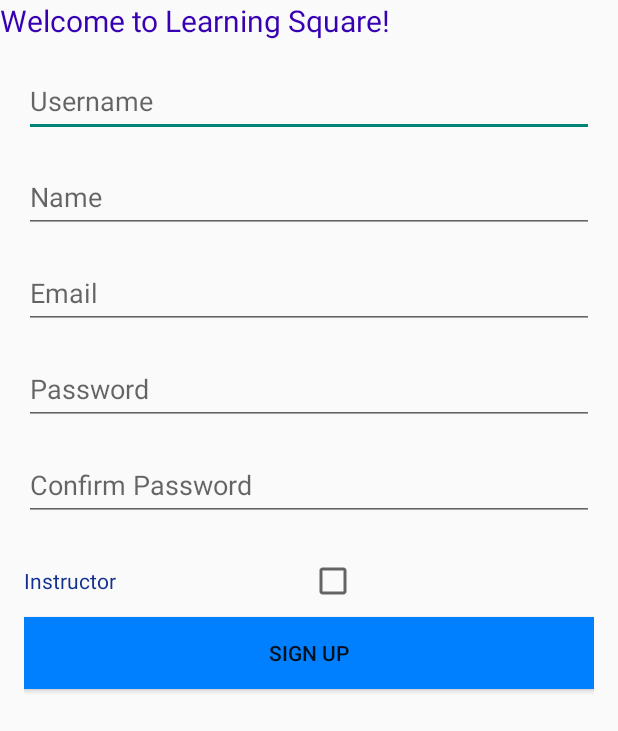
After one commit to Mkaldalons/LearningSquare, an Android app: the fragment SignupFragment placed in its activity, on a phone screen of 412 x 824 dp. The commit adds this screen. Shown: the top 731 px of the screen. Run offline under Robolectric (Android 15) with nearby library versions, the phone set to English and light mode, and no system bars.

Commit message:
Setup UI for user registration

```diff
--- a/app/src/main/java/hbv601g/learningsquare/ui/LoginFragment.kt
+++ b/app/src/main/java/hbv601g/learningsquare/ui/LoginFragment.kt
@@ -27,6 +27,7 @@ class LoginFragment : Fragment(R.layout.fragment_login) {
         val inputPassword = view.findViewById<EditText>(R.id.inputPassword)
         val loginButton = view.findViewById<Button>(R.id.loginButton)
         val errorTextView = view.findViewById<TextView>(R.id.errorTextView)
+        val signupButton = view.findViewById<Button>(R.id.signupButton)
 
         Log.d("LoginFragment", "onCreateViewExecuted")
 
@@ -66,6 +67,15 @@ class LoginFragment : Fragment(R.layout.fragment_login) {
                 errorTextView.text = "Please enter username and password"
             }
         }
+        signupButton.setOnClickListener {
+            Log.d("LoginFragment", "Signup button clicked")
+            lifecycleScope.launch {
+                parentFragmentManager.beginTransaction()
+                    .replace(R.id.fragment_container_view, SignupFragment())
+                    .addToBackStack(null)
+                    .commit()
+            }
+        }
 
     }
 }
--- /dev/null
+++ b/app/src/main/java/hbv601g/learningsquare/ui/SignupFragment.kt
@@ -0,0 +1,30 @@
+package hbv601g.learningsquare.ui
+
+import android.os.Bundle
+import android.view.View
+import android.widget.Button
+import android.widget.CheckBox
+import android.widget.EditText
+import androidx.fragment.app.Fragment
+import hbv601g.learningsquare.R
+
+class SignupFragment : Fragment(R.layout.fragment_signup_layout) {
+    override fun onViewCreated(
+        view: View,
+        savedInstanceState: Bundle?
+    ) {
+        super.onViewCreated(view, savedInstanceState)
+
+        val inputUsername = view.findViewById<EditText>(R.id.userNameInput)
+        val nameInput = view.findViewById<EditText>(R.id.nameInput)
+        val emailInput = view.findViewById<EditText>(R.id.emailInput)
+        val passwordInput = view.findViewById<EditText>(R.id.passwordInput)
+        val confirmPasswordInput = view.findViewById<EditText>(R.id.confirmPasswordInput)
+        val isInstructorCheckBox = view.findViewById<CheckBox>(R.id.isInstructorCheckbox)
+        val confirmSignupButton = view.findViewById<Button>(R.id.confirmSignupButton)
+
+        confirmSignupButton.setOnClickListener{
+            val isInstructor = isInstructorCheckBox.isChecked
+        }
+    }
+}
--- a/app/src/main/res/layout/fragment_home.xml
+++ /dev/null
@@ -1,6 +0,0 @@
-<?xml version="1.0" encoding="utf-8"?>
-<androidx.constraintlayout.widget.ConstraintLayout xmlns:android="http://schemas.android.com/apk/res/android"
-    android:layout_width="match_parent"
-    android:layout_height="match_parent">
-
-</androidx.constraintlayout.widget.ConstraintLayout>
--- a/app/src/main/res/layout/fragment_login.xml
+++ b/app/src/main/res/layout/fragment_login.xml
@@ -17,6 +17,7 @@
             android:hint="@string/username"
             android:inputType="text"
             android:layout_marginBottom="16dp"
+            android:minHeight="48dp"
             android:autofillHints="username"/>
 
         <EditText
@@ -26,6 +27,7 @@
             android:hint="@string/password"
             android:inputType="textPassword"
             android:layout_marginBottom="16dp"
+            android:minHeight="48dp"
             android:autofillHints="password"/>
 
         <Button
@@ -46,6 +48,15 @@
             android:textColor="#963535"
             android:padding="8dp" />
 
+        <Button
+            android:id="@+id/signupButton"
+            android:layout_width="wrap_content"
+            android:layout_height="wrap_content"
+            android:focusable="true"
+            android:text="@string/signup_button"
+            android:clickable="true"
+            android:background="#0080FF"/>
+
     </LinearLayout>
 
 </androidx.constraintlayout.widget.ConstraintLayout>
--- /dev/null
+++ b/app/src/main/res/layout/fragment_signup_layout.xml
@@ -0,0 +1,97 @@
+<?xml version="1.0" encoding="utf-8"?>
+<androidx.constraintlayout.widget.ConstraintLayout xmlns:android="http://schemas.android.com/apk/res/android"
+    android:layout_width="match_parent"
+    android:layout_height="match_parent">
+
+    <LinearLayout
+        android:layout_width="match_parent"
+        android:layout_height="match_parent"
+        android:orientation="vertical"
+        android:padding="16dp"
+        android:gravity="center_horizontal">
+
+        <EditText
+            android:id="@+id/userNameInput"
+            android:layout_width="match_parent"
+            android:layout_height="wrap_content"
+            android:hint="@string/username"
+            android:inputType="text"
+            android:layout_marginBottom="16dp"
+            android:minHeight="48dp"
+            android:autofillHints="username"/>
+
+        <EditText
+            android:id="@+id/nameInput"
+            android:layout_width="match_parent"
+            android:layout_height="wrap_content"
+            android:hint="@string/name_input"
+            android:inputType="text"
+            android:layout_marginBottom="16dp"
+            android:minHeight="48dp"
+            android:autofillHints="Name"/>
+
+        <EditText
+            android:id="@+id/emailInput"
+            android:layout_width="match_parent"
+            android:layout_height="wrap_content"
+            android:hint="@string/email_input"
+            android:inputType="textEmailAddress"
+            android:layout_marginBottom="16dp"
+            android:minHeight="48dp"
+            android:autofillHints="Email"/>
+
+        <EditText
+            android:id="@+id/passwordInput"
+            android:layout_width="match_parent"
+            android:layout_height="wrap_content"
+            android:hint="@string/password"
+            android:inputType="textPassword"
+            android:layout_marginBottom="16dp"
+            android:minHeight="48dp"
+            android:autofillHints="Email"/>
+
+        <EditText
+            android:id="@+id/confirmPasswordInput"
+            android:layout_width="match_parent"
+            android:layout_height="wrap_content"
+            android:hint="@string/confirm_password"
+            android:inputType="textPassword"
+            android:layout_marginBottom="16dp"
+            android:minHeight="48dp"
+            android:autofillHints="Password"/>
+
+        <LinearLayout
+            android:layout_width="match_parent"
+            android:layout_height="wrap_content"
+            android:orientation="horizontal">
+
+        <TextView
+            android:id="@+id/isInstructorLabel"
+            android:layout_width="0dp"
+            android:layout_weight="1"
+            android:textColor="#133191"
+            android:layout_height="wrap_content"
+            android:minHeight="48dp"
+            android:text="@string/instructor">
+        </TextView>
+
+        <CheckBox
+            android:id="@+id/isInstructorCheckbox"
+            android:layout_width="0dp"
+            android:layout_weight="1"
+            android:minHeight="48dp"
+            android:layout_height="wrap_content"/>
+        </LinearLayout>
+
+        <Button
+            android:id="@+id/confirmSignupButton"
+            android:layout_width="match_parent"
+            android:layout_height="wrap_content"
+            android:focusable="true"
+            android:text="@string/signup_button"
+            android:clickable="true"
+            android:background="#0080FF"/>
+
+    </LinearLayout>
+
+</androidx.constraintlayout.widget.ConstraintLayout>
--- a/app/src/main/res/values/strings.xml
+++ b/app/src/main/res/values/strings.xml
@@ -1,10 +1,15 @@
 <resources>
     <string name="app_name">LearningSquare</string>
-    <string name="hello_constraintlayout">Hello, ConstraintLayout!</string>
+    <string name="hello_constraintlayout">Welcome to Learning Square!</string>
     <string name="log_in">Log in</string>
     <string name="username">Username</string>
     <string name="password">Password</string>
     <string name="hello_student">Hello Student!</string>
     <string name="hello_instructor">Hello Instructor!</string>
     <string name="text_view_error_not_instructor">Dashboard is only available to instructors</string>
+    <string name="signup_button">Sign Up</string>
+    <string name="name_input">Name</string>
+    <string name="email_input">Email</string>
+    <string name="confirm_password">Confirm Password</string>
+    <string name="instructor">Instructor</string>
 </resources>
```
